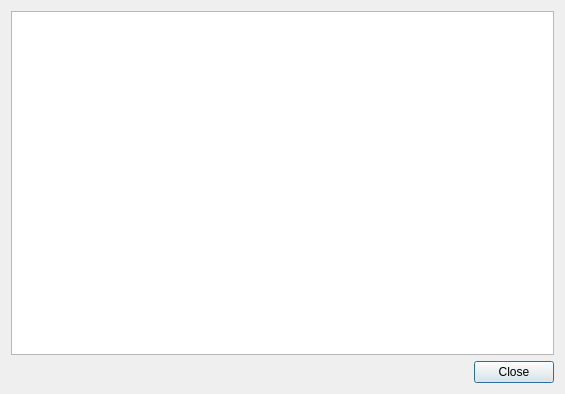
jsbien/djview-poliqarp_fork, file src/logdialog.ui: the form before one commit.
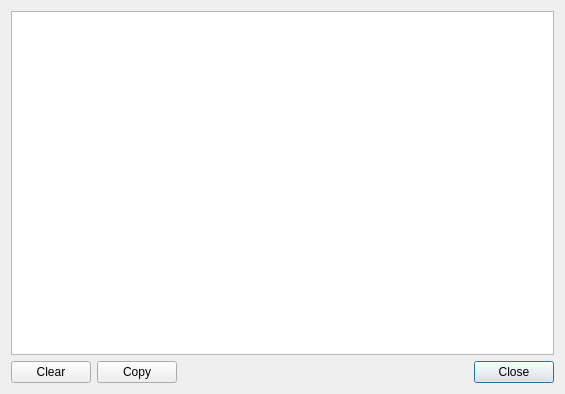
The form after the commit.

Commit message: Log more server operations. Closes #139.

```diff
--- a/src/logdialog.ui
+++ b/src/logdialog.ui
@@ -25,14 +25,45 @@
     </widget>
    </item>
    <item>
-    <widget class="QDialogButtonBox" name="buttonBox">
-     <property name="orientation">
-      <enum>Qt::Horizontal</enum>
-     </property>
-     <property name="standardButtons">
-      <set>QDialogButtonBox::Close</set>
-     </property>
-    </widget>
+    <layout class="QHBoxLayout" name="horizontalLayout">
+     <item>
+      <widget class="QPushButton" name="clearButton">
+       <property name="text">
+        <string>Clear</string>
+       </property>
+      </widget>
+     </item>
+     <item>
+      <widget class="QPushButton" name="copyButton">
+       <property name="text">
+        <string>Copy</string>
+       </property>
+      </widget>
+     </item>
+     <item>
+      <spacer name="horizontalSpacer">
+       <property name="orientation">
+        <enum>Qt::Horizontal</enum>
+       </property>
+       <property name="sizeHint" stdset="0">
+        <size>
+         <width>40</width>
+         <height>20</height>
+        </size>
+       </property>
+      </spacer>
+     </item>
+     <item>
+      <widget class="QPushButton" name="closeButton">
+       <property name="text">
+        <string>Close</string>
+       </property>
+       <property name="default">
+        <bool>true</bool>
+       </property>
+      </widget>
+     </item>
+    </layout>
    </item>
   </layout>
  </widget>
```
Left out of the diff: 37 changed lines with no effect on the pictures. The commit also changes 7 other files.
